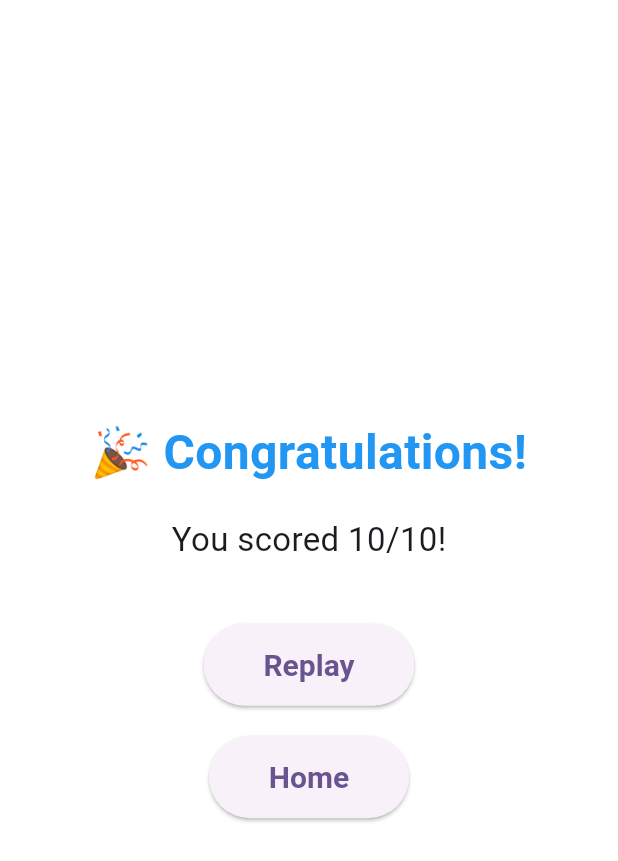
After one commit to 9ShadowWolf9/freatboard_memorizer, a Flutter app: the EndGamePage screen opened directly, on a phone screen of 412 x 824 dp. The commit adds this screen. Shown: the top 861 px of the screen. Run offline on Flutter 3.47's test engine with Material 3 defaults, Android fonts, the phone set to English and light mode, and no system bars; our stand-ins replace flutter_tts, permission_handler; missing offline and left inert: flutter_audio_capture.

Commit message:
added end game screen

```diff
--- /dev/null
+++ b/lib/screens/game_end.dart
@@ -0,0 +1,70 @@
+import 'package:flutter/material.dart';
+import 'game_page.dart';
+
+class EndGamePage extends StatelessWidget {
+  const EndGamePage({super.key});
+
+  @override
+  Widget build(BuildContext context) {
+    return Scaffold(
+      backgroundColor: Colors.white,
+      body: SafeArea(
+        child: Center(
+          child: Column(
+            mainAxisAlignment: MainAxisAlignment.center,
+            children: [
+              const Text(
+                "🎉 Congratulations!",
+                style: TextStyle(
+                  fontSize: 32,
+                  fontWeight: FontWeight.bold,
+                  color: Colors.blue,
+                ),
+                textAlign: TextAlign.center,
+              ),
+              const SizedBox(height: 20),
+              const Text(
+                "You scored 10/10!",
+                style: TextStyle(fontSize: 22),
+              ),
+              const SizedBox(height: 40),
+
+              // Replay button
+              ElevatedButton(
+                onPressed: () {
+                  Navigator.of(context).pushReplacement(
+                    MaterialPageRoute(
+                      builder: (_) => const GamePage(),
+                    ),
+                  );
+                },
+                style: ElevatedButton.styleFrom(
+                  padding: const EdgeInsets.symmetric(
+                      horizontal: 40, vertical: 16),
+                  textStyle: const TextStyle(
+                      fontSize: 20, fontWeight: FontWeight.bold),
+                ),
+                child: const Text("Replay"),
+              ),
+              const SizedBox(height: 20),
+
+              // Home button
+              ElevatedButton(
+                onPressed: () {
+                  Navigator.of(context).popUntil((route) => route.isFirst);
+                },
+                style: ElevatedButton.styleFrom(
+                  padding: const EdgeInsets.symmetric(
+                      horizontal: 40, vertical: 16),
+                  textStyle: const TextStyle(
+                      fontSize: 20, fontWeight: FontWeight.bold),
+                ),
+                child: const Text("Home"),
+              ),
+            ],
+          ),
+        ),
+      ),
+    );
+  }
+}
```
Also changed, not shown: lib/models/game_logic.dart (+37 -9 lines), lib/screens/game_page.dart (+32 -20 lines).
